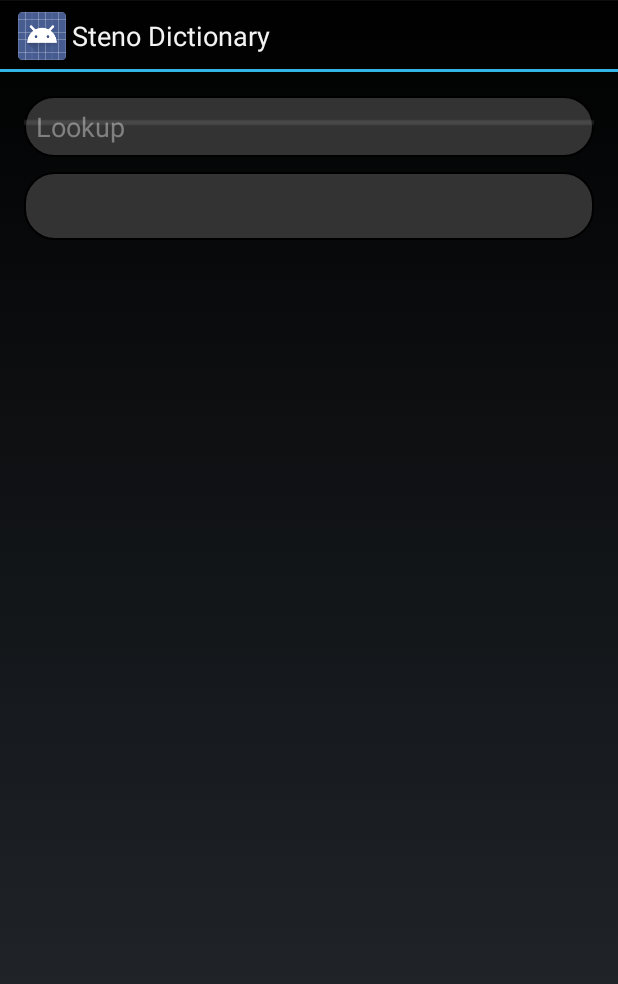
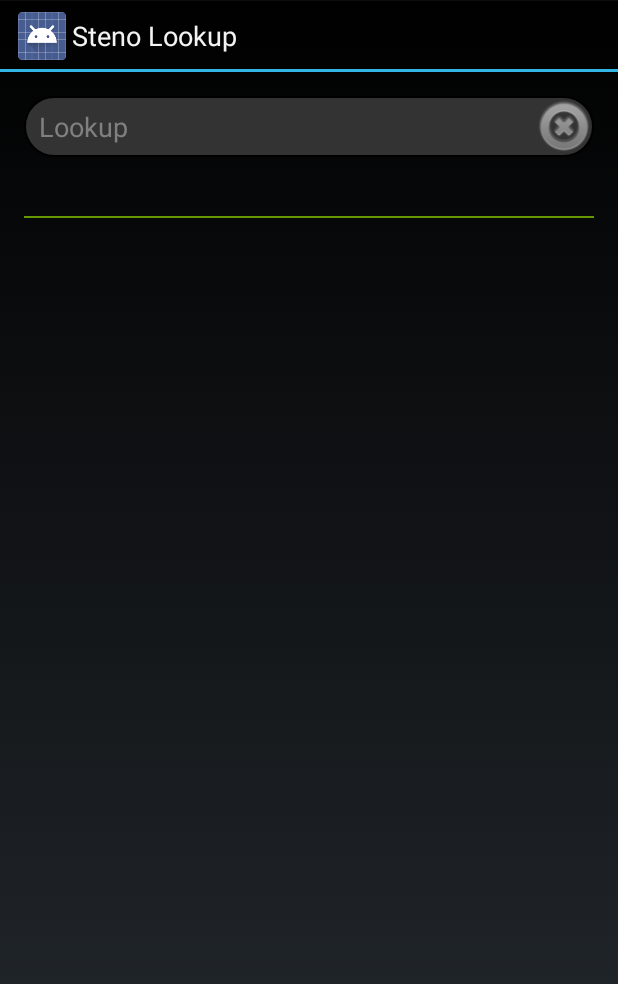
Before and after one commit to brentn/StenoDictionary, an Android app: the layout fragment_main.xml on its own in the app's theme, with its tools: preview values and no code run, on a phone screen of 412 x 824 dp. Shown: the top 984 px of the screen. Run offline under Robolectric (Android 15) with nearby library versions, the phone set to English and light mode, and no system bars.

Commit message:
Version 1.0

```diff
--- a/StenoDictionary/src/main/AndroidManifest.xml
+++ b/StenoDictionary/src/main/AndroidManifest.xml
@@ -5,7 +5,7 @@
     android:versionName="1.0" >
 
     <uses-sdk
-        android:minSdkVersion="14"
+        android:minSdkVersion="10"
         android:targetSdkVersion="19" />
 
     <application
--- a/StenoDictionary/src/main/res/layout/fragment_main.xml
+++ b/StenoDictionary/src/main/res/layout/fragment_main.xml
@@ -6,32 +6,90 @@
     android:paddingRight="@dimen/activity_horizontal_margin"
     android:paddingTop="@dimen/activity_vertical_margin"
     android:paddingBottom="@dimen/activity_vertical_margin"
-    tools:context=".MainActivity$PlaceholderFragment">
+    tools:context=".MainActivity$PlaceholderFragment"
+    android:focusable="true"
+    android:clickable="false">
 
     <EditText
         android:layout_width="match_parent"
         android:layout_height="wrap_content"
         android:background="@drawable/edittext"
         android:id="@+id/lookup"
-        android:hint="Lookup"/>
+        android:hint="Lookup"
+        android:singleLine="true"
+        android:paddingLeft="10dp"
+        android:paddingRight="10dp" />
+
+    <ImageButton
+        android:layout_width="40dp"
+        android:layout_height="40dp"
+        android:id="@+id/clear_button"
+        android:clickable="true"
+        android:cropToPadding="false"
+        android:focusable="false"
+        android:layout_alignTop="@id/lookup"
+        android:layout_alignRight="@id/lookup"
+        android:scaleType="fitXY"
+        android:src="@drawable/ic_menu_close_clear_cancel"
+        android:adjustViewBounds="true"
+        android:background="@android:color/transparent" />
 
     <TextView
         android:layout_width="match_parent"
         android:layout_height="wrap_content"
         android:textAppearance="?android:attr/textAppearanceLarge"
         android:id="@+id/strokes"
-        android:background="@drawable/edittext"
-        android:layout_below="@+id/lookup"
+        android:layout_below="@id/lookup"
         android:layout_alignParentRight="true"
         android:layout_marginTop="10dp"
-        android:textColor="@android:color/holo_blue_light" />
+        android:textColor="#ff33b5e5"
+        android:autoText="false" />
 
-    <ProgressBar
-        style="?android:attr/progressBarStyleHorizontal"
+    <FrameLayout
+        android:layout_width="fill_parent"
+        android:layout_height="2px"
+        android:layout_below="@id/strokes"
+        android:id="@+id/divider"
+        android:background="#ff669900"></FrameLayout>
+
+    <LinearLayout
         android:layout_width="match_parent"
-        android:layout_height="15dp"
-        android:id="@+id/progressbar"
-        android:layout_alignParentTop="true"
+        android:layout_height="wrap_content"
+        android:orientation="vertical"
+        android:id="@+id/possibilities"
+        android:layout_below="@id/divider"
         android:layout_marginTop="10dp" />
 
+    <LinearLayout
+        android:orientation="horizontal"
+        android:layout_width="match_parent"
+        android:layout_height="40dp"
+        android:paddingTop="10dp"
+        android:baselineAligned="false"
+        android:background="@android:color/black"
+        android:alpha=".6"
+        android:id="@+id/overlay"
+        android:paddingLeft="10dp"
+        android:paddingRight="10dp"
+        android:visibility="gone">
+
+        <TextView
+            android:layout_width="wrap_content"
+            android:layout_height="wrap_content"
+            android:text="@string/loading"
+            android:id="@+id/textView"
+            android:textColor="#ff33b5e5" />
+
+        <ProgressBar
+            style="?android:attr/progressBarStyleHorizontal"
+            android:layout_width="match_parent"
+            android:layout_height="wrap_content"
+            android:id="@+id/progressbar"
+            android:layout_alignParentTop="true"
+            android:layout_marginTop="2dp"
+            android:focusable="false"
+            android:clickable="true"
+            android:paddingLeft="8dp" />
+    </LinearLayout>
+
 </RelativeLayout>
--- a/StenoDictionary/src/main/res/values/strings.xml
+++ b/StenoDictionary/src/main/res/values/strings.xml
@@ -1,10 +1,9 @@
 <?xml version="1.0" encoding="utf-8"?>
 <resources>
 
-    <string name="app_name">Steno Dictionary</string>
-    <string name="hello_world">Hello world!</string>
+    <string name="app_name">Steno Lookup</string>
     <string name="action_settings">Choose Dictionaries</string>
     <string name="dictionaries" >Select Dictionaries</string>
-    <string name="add_dictionary">Add Dictionary</string>
+    <string name="add_dictionary">Add Dictionary</string><string name="loading">Dictionary loading</string>
 
 </resources>
```
Also changed, not shown: StenoDictionary/src/main/java/com/brentandjody/stenodictionary/Dictionary.java (+15 -1 lines), StenoDictionary/src/main/java/com/brentandjody/stenodictionary/MainActivity.java (+70 -55 lines), StenoDictionary/src/main/java/com/brentandjody/stenodictionary/SelectDictionaryActivity.java (+13 -7 lines), StenoDictionary/src/main/java/com/brentandjody/stenodictionary/StenoApp.java (+19 -8 lines), StenoDictionary/src/main/res/drawable-hdpi/ic_launcher.png, StenoDictionary/src/main/res/drawable-mdpi/ic_launcher.png, StenoDictionary/src/main/res/drawable-xhdpi/ic_launcher.png, StenoDictionary/src/main/res/drawable-xxhdpi/ic_launcher.png, StenoDictionary/src/main/res/drawable/ic_menu_close_clear_cancel.png (added).
